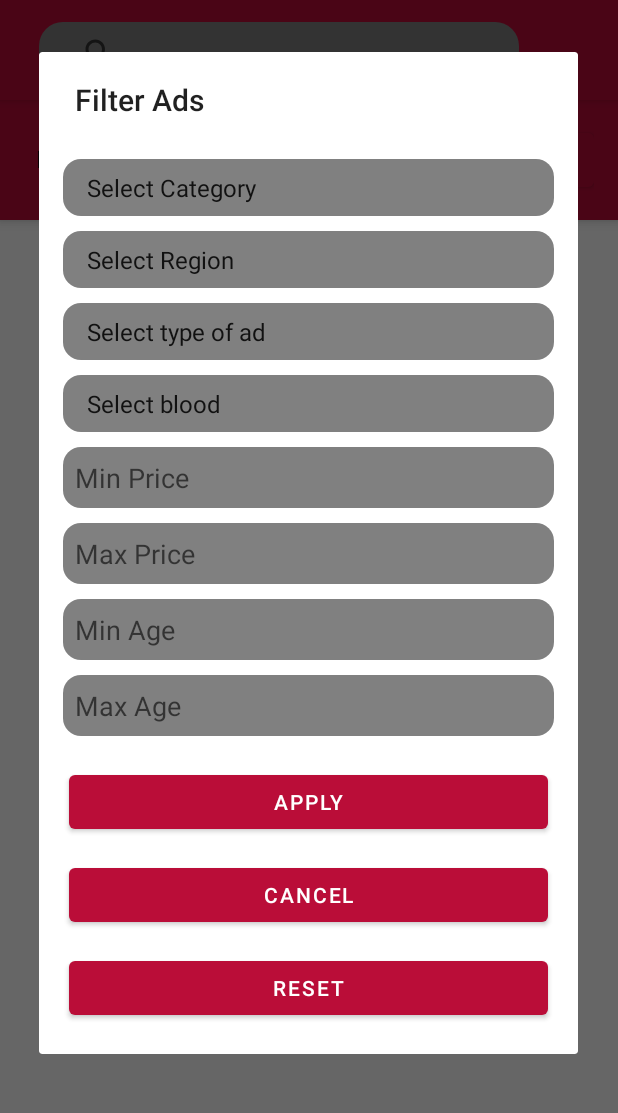
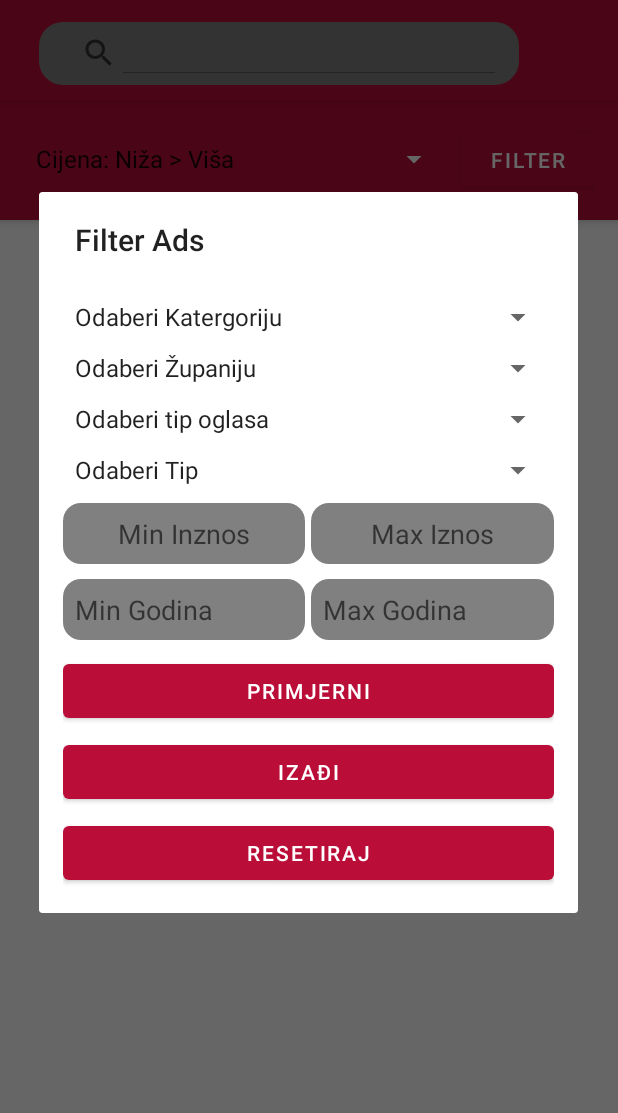
Before and after one commit to hrvojemastelic/petme, an Android app: the AdsListActivity screen opened directly, with no data from a screen before it, after a tap on "FILTER", on a phone screen of 412 x 824 dp, the part 65-1178 px from its top. Run offline under Robolectric (Android 15) with nearby library versions, the light colour scheme and no system bars; our stand-ins replace Firebase (no records; nobody signed in at launch, a user with empty details on screens opened directly); 1 statement that could not run was skipped.

Commit message:
added user ads changed layout of dialog filter

```diff
--- a/app/src/main/AndroidManifest.xml
+++ b/app/src/main/AndroidManifest.xml
@@ -18,6 +18,7 @@
         android:supportsRtl="true"
         android:theme="@style/Theme.Petme"
         tools:targetApi="31">
+
         <activity
             android:name=".ui.fullAd.fullimage.FullScreenImageActivity"
             android:exported="false" />
--- a/app/src/main/java/com/example/petme/ui/ads/adslist/AdsListActivity.kt
+++ b/app/src/main/java/com/example/petme/ui/ads/adslist/AdsListActivity.kt
@@ -14,6 +14,7 @@ import androidx.appcompat.widget.SearchView
 import androidx.lifecycle.ViewModelProvider
 import androidx.recyclerview.widget.LinearLayoutManager
 import com.example.petme.R
+import com.example.petme.adapters.AdsAdapter
 import com.example.petme.databinding.ActivityAdsListBinding
 import com.example.petme.models.ClassifiedAd
 import com.example.petme.adapters.AdsSingleColAdapter
@@ -54,7 +55,7 @@ class AdsListActivity : AppCompatActivity() {
         setupActionBar()
         // Get category passed through intent
         category = intent.getStringExtra(EXTRA_CATEGORY) ?: "All"
-
+        val userId  = intent.getStringExtra("userId")
         homeViewModel = ViewModelProvider(this).get(HomeViewModel::class.java)
         firestore = FirebaseFirestore.getInstance()
 
@@ -102,7 +103,14 @@ class AdsListActivity : AppCompatActivity() {
         binding.recyclerViewAds.adapter = adsAdapter
 
         // Fetch Ads from Firestore
-        fetchAdsFromFirestore()
+        if (userId.toString().trim().isEmpty() || userId == null)
+        {
+            fetchAdsFromFirestore()
+        }
+        else
+        {
+            fetchAdsByUserId(userId)
+        }
     }
 
     private fun setupActionBar() {
@@ -285,4 +293,24 @@ class AdsListActivity : AppCompatActivity() {
     private fun searchForAds(query: String) {
         // Implement search logic here
     }
+
+    fun fetchAdsByUserId(userId: String) {
+        val firestore = FirebaseFirestore.getInstance()
+
+        firestore.collection("ads")
+            .whereEqualTo("userId", userId)
+            .get()
+            .addOnSuccessListener { documents ->
+                val adList = mutableListOf<ClassifiedAd>()
+                for (document in documents) {
+                    val ad = document.toObject(ClassifiedAd::class.java)
+                    adList.add(ad)
+                }
+                Log.d("uvatio",adList.toString())
+                val list =  adList
+                adsAdapter.updateAds(list)            }
+            .addOnFailureListener { exception ->
+                Toast.makeText(this, "Error fetching ads: ${exception.message}", Toast.LENGTH_SHORT).show()
+            }
+    }
 }
--- a/app/src/main/res/layout/dialog_filter.xml
+++ b/app/src/main/res/layout/dialog_filter.xml
@@ -2,7 +2,7 @@
 <ScrollView
     xmlns:android="http://schemas.android.com/apk/res/android"
     android:layout_width="match_parent"
-    android:layout_height="wrap_content">
+    android:layout_height="match_parent">
 
     <LinearLayout
         android:layout_width="match_parent"
@@ -18,8 +18,7 @@
             android:layout_width="match_parent"
             android:layout_height="wrap_content"
             android:entries="@array/category_options"
-            android:hint="Select Category"
-            android:background="@drawable/rounded_addad_background"
+            android:hint="Odaberi Kategoriju"
             />
 
         <!-- Region Dropdown -->
@@ -30,8 +29,7 @@
             android:layout_width="match_parent"
             android:layout_height="wrap_content"
             android:entries="@array/croatian_regions"
-            android:hint="Select Region"
-            android:background="@drawable/rounded_addad_background"
+            android:hint="Odaberi Županiju"
             />
 
         <!-- Type of Ad Dropdown -->
@@ -42,76 +40,95 @@
             android:layout_width="match_parent"
             android:layout_height="wrap_content"
             android:entries="@array/typeOfAd"
-            android:hint="Type of Ad"
-            android:background="@drawable/rounded_addad_background"
+            android:hint="Tip Oglasa"
+
             />
 
         <Spinner
             android:layout_marginTop="10dp"
-
             android:id="@+id/bloodTypeSpinner"
             android:layout_width="match_parent"
             android:layout_height="wrap_content"
             android:entries="@array/bloodType"
-            android:hint="Blood type"
-            android:background="@drawable/rounded_addad_background"
+            android:hint="Tip životinje"
             />
 
         <!-- Breed Input -->
 
+        <LinearLayout
+            android:layout_width="match_parent"
+            android:layout_height="wrap_content"
+            android:orientation="horizontal"
+            android:gravity="center"
+            android:layout_marginTop="10dp"
+            >
+
+            <EditText
+                android:id="@+id/etMinPrice"
+                android:layout_width="0dp"
+                android:layout_height="wrap_content"
+                android:layout_weight="1"
+                android:hint="Min Inznos"
+                android:inputType="numberDecimal"
+                android:background="@drawable/rounded_addad_background"
+                android:gravity="center"
+                android:layout_marginRight="2dp"/>
+
+            <EditText
+                android:id="@+id/etMaxPrice"
+                android:layout_width="0dp"
+                android:layout_height="wrap_content"
+                android:layout_weight="1"
+                android:hint="Max Iznos"
+                android:inputType="numberDecimal"
+                android:background="@drawable/rounded_addad_background"
+                android:gravity="center"
+                android:layout_marginLeft="2dp"/>
+
+        </LinearLayout>
 
         <!-- Minimum Price Input -->
+
+    <LinearLayout
+        android:layout_width="match_parent"
+        android:layout_height="wrap_content"
+        android:orientation="horizontal"
+        android:gravity="center"
+        android:layout_marginTop="10dp"
+        >
+
+
         <EditText
-            android:layout_marginTop="10dp"
-
-            android:id="@+id/etMinPrice"
-            android:layout_width="match_parent"
+            android:layout_weight="1"
+            android:id="@+id/etMinAge"
+            android:layout_width="0dp"
             android:layout_height="wrap_content"
-            android:hint="Min Price"
-            android:inputType="numberDecimal"
-            android:background="@drawable/rounded_addad_background"
-            />
-
-        <!-- Maximum Price Input -->
-        <EditText
-            android:layout_marginTop="10dp"
-
-            android:id="@+id/etMaxPrice"
-            android:layout_width="match_parent"
-            android:layout_height="wrap_content"
-            android:hint="Max Price"
-            android:inputType="numberDecimal"
-            android:background="@drawable/rounded_addad_background"
-            />
-
-        <!-- Minimum Age Input -->
-        <EditText
-            android:layout_marginTop="10dp"
-
-            android:id="@+id/etMinAge"
-            android:layout_width="match_parent"
-            android:layout_height="wrap_content"
-            android:hint="Min Age"
+            android:hint="Min Godina"
             android:inputType="number"
             android:background="@drawable/rounded_addad_background"
+            android:layout_marginRight="2dp"
             />
 
         <!-- Maximum Age Input -->
         <EditText
+
+            android:layout_weight="1"
             android:id="@+id/etMaxAge"
-            android:layout_width="match_parent"
+            android:layout_width="0dp"
             android:layout_height="wrap_content"
-            android:hint="Max Age"
+            android:hint="Max Godina"
             android:inputType="number"
-            android:layout_marginTop="10dp"
             android:background="@drawable/rounded_addad_background"
+            android:layout_marginLeft="2dp"
             />
+    </LinearLayout>
+
     <LinearLayout
         android:layout_width="match_parent"
         android:layout_height="wrap_content"
         android:orientation="horizontal"
         android:gravity="end"
-        android:layout_marginTop="16dp">
+        android:layout_marginTop="10dp">
 
 
 
@@ -119,8 +136,7 @@
             android:id="@+id/btnApply"
             android:layout_width="match_parent"
             android:layout_height="wrap_content"
-            android:text="Apply"
-            android:layout_margin="4dp"
+            android:text="PRIMJERNI"
             />
     </LinearLayout>
         <!-- Apply and Cancel Buttons -->
@@ -137,8 +153,7 @@
                 android:id="@+id/btnCancel"
                 android:layout_width="match_parent"
                 android:layout_height="wrap_content"
-                android:text="Cancel"
-                android:layout_margin="4dp"
+                android:text="IZAĐI"
                 />
 
         </LinearLayout>
@@ -152,8 +167,7 @@
             android:id="@+id/btnRemoveFilters"
             android:layout_width="match_parent"
             android:layout_height="wrap_content"
-            android:text="Reset"
-            android:layout_margin="4dp"
+            android:text="RESETIRAJ"
             />
     </LinearLayout>
     </LinearLayout>
--- a/app/src/main/res/values/strings.xml
+++ b/app/src/main/res/values/strings.xml
@@ -1,5 +1,5 @@
 <resources>
-    <string name="app_name">Petme</string>
+    <string name="app_name">PawPal</string>
     <string name="title_home">Home</string>
     <string name="title_dashboard">Dashboard</string>
     <string name="title_notifications">Notifications</string>
@@ -7,14 +7,14 @@
     <string name="hello_blank_fragment">Hello blank fragment</string>
 
     <string-array name="sort_options">
-        <item>Price: Low to High</item>
-        <item>Price: High to Low</item>
-        <item>Date: Newest First</item>
-        <item>Date: Oldest First</item>
+        <item>Cijena: Niža > Viša</item>
+        <item>Cijena: Viša > Niža</item>
+        <item>Datum: Novije Prvo</item>
+        <item>Datum: Starije Prvo</item>
     </string-array>
 
     <string-array name="typeOfAd">
-        <item>Select type of ad</item>
+        <item>Odaberi tip oglasa</item>
         <item>Iznajmljujem</item>
         <item>Prodaja</item>
         <item>Parenje</item>
@@ -22,23 +22,23 @@
     </string-array>
 
     <string-array name="category_options">
-        <item>Select Category</item>
-        <item>Dogs</item>
-        <item>Cats</item>
-        <item>Horses</item>
-        <item>Rodents</item>
-        <item>Fish</item>
-        <item>Live stock</item>
-        <item>Birds</item>
-        <item>Reptiles</item>
-        <item>Others</item>
+        <item>Odaberi Katergoriju</item>
+        <item>Psi</item>
+        <item>Mačke</item>
+        <item>Konji</item>
+        <item>Glodavci</item>
+        <item>Ribe</item>
+        <item>Blago/Stoka</item>
+        <item>Ptice</item>
+        <item>Gmazovi</item>
+        <item>Ostalo</item>
     </string-array>
 
     <string-array name="croatian_regions">
-        <item>Select Region</item>
+        <item>Odaberi Županiju</item>
         <item>Zagreb</item>
-        <item>Split-Dalmatia</item>
-        <item>Istria</item>
+        <item>Split-Dalmacija</item>
+        <item>Istra</item>
         <item>Primorje-Gorski Kotar</item>
         <item>Dubrovnik-Neretva</item>
         <item>Zadar</item>
@@ -55,11 +55,11 @@
         <item>Požega-Slavonia</item>
         <item>Virovitica-Podravina</item>
         <item>Krapina-Zagorje</item>
-        <item>Zagreb County</item>
+        <item>Zagreb Okrug</item>
     </string-array>
 
     <string-array name="bloodType">
-        <item>Select blood</item>
+        <item>Odaberi Tip</item>
         <item>Čistokrvni</item>
         <item>Mješanac</item>
     </string-array>
```
Also changed, not shown: app/src/main/java/com/example/petme/adapters/AdsAdapter.kt (+4 -5 lines), app/src/main/java/com/example/petme/ui/fullAd/FullAdActivity.kt (+7 -0 lines), app/src/main/java/com/example/petme/ui/home/HomeFragment.kt (+4 -4 lines), app/src/main/res/layout/fragment_home.xml (+15 -13 lines).
